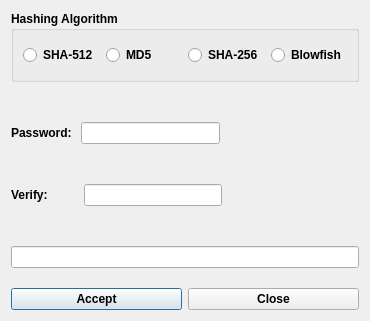
Old version of the form ui/HashingAlgorithm.ui in the repository xen0vas/UserManager.
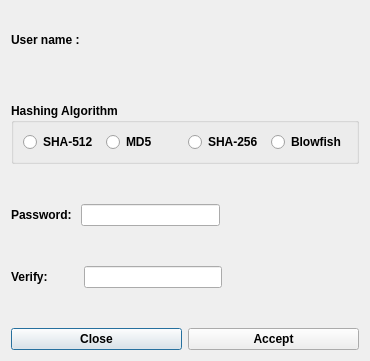
New version of the form. Icons and pictures are not drawn.

Commit message: HashingAlgorithm form userlabel insertion

The edit to the form file:
```diff
--- a/ui/HashingAlgorithm.ui
+++ b/ui/HashingAlgorithm.ui
@@ -7,7 +7,7 @@
     <x>0</x>
     <y>0</y>
     <width>366</width>
-    <height>321</height>
+    <height>361</height>
    </rect>
   </property>
   <property name="font">
@@ -20,6 +20,65 @@
    <string>Setup Password</string>
   </property>
   <layout class="QVBoxLayout" name="verticalLayout">
+   <item>
+    <layout class="QHBoxLayout" name="horizontalLayout_5">
+     <item>
+      <widget class="QLabel" name="UserLabel">
+       <property name="maximumSize">
+        <size>
+         <width>91</width>
+         <height>16777215</height>
+        </size>
+       </property>
+       <property name="text">
+        <string>User name :</string>
+       </property>
+      </widget>
+     </item>
+     <item>
+      <widget class="QLabel" name="UserNameLabel">
+       <property name="maximumSize">
+        <size>
+         <width>151</width>
+         <height>16777215</height>
+        </size>
+       </property>
+       <property name="text">
+        <string/>
+       </property>
+      </widget>
+     </item>
+     <item>
+      <spacer name="horizontalSpacer_3">
+       <property name="orientation">
+        <enum>Qt::Horizontal</enum>
+       </property>
+       <property name="sizeHint" stdset="0">
+        <size>
+         <width>40</width>
+         <height>20</height>
+        </size>
+       </property>
+      </spacer>
+     </item>
+    </layout>
+   </item>
+   <item>
+    <spacer name="verticalSpacer_13">
+     <property name="orientation">
+      <enum>Qt::Vertical</enum>
+     </property>
+     <property name="sizeType">
+      <enum>QSizePolicy::Preferred</enum>
+     </property>
+     <property name="sizeHint" stdset="0">
+      <size>
+       <width>345</width>
+       <height>28</height>
+      </size>
+     </property>
+    </spacer>
+   </item>
    <item>
     <widget class="QGroupBox" name="groupBox">
      <property name="title">
@@ -163,38 +222,8 @@
      </property>
     </spacer>
    </item>
-   <item>
-    <widget class="QLineEdit" name="usrEdit"/>
-   </item>
-   <item>
-    <spacer name="verticalSpacer_13">
-     <property name="orientation">
-      <enum>Qt::Vertical</enum>
-     </property>
-     <property name="sizeType">
-      <enum>QSizePolicy::Preferred</enum>
-     </property>
-     <property name="sizeHint" stdset="0">
-      <size>
-       <width>285</width>
-       <height>14</height>
-      </size>
-     </property>
-    </spacer>
-   </item>
    <item>
     <layout class="QHBoxLayout" name="horizontalLayout">
-     <item>
-      <widget class="QPushButton" name="Save">
-       <property name="text">
-        <string>Accept</string>
-       </property>
-       <property name="icon">
-        <iconset resource="../resources/images.qrc">
-         <normaloff>:/new/prefix1/images/ok.png</normaloff>:/new/prefix1/images/ok.png</iconset>
-       </property>
-      </widget>
-     </item>
      <item>
       <widget class="QPushButton" name="okBtn">
        <property name="text">
@@ -206,6 +235,17 @@
        </property>
       </widget>
      </item>
+     <item>
+      <widget class="QPushButton" name="Save">
+       <property name="text">
+        <string>Accept</string>
+       </property>
+       <property name="icon">
+        <iconset resource="../resources/images.qrc">
+         <normaloff>:/new/prefix1/images/ok.png</normaloff>:/new/prefix1/images/ok.png</iconset>
+       </property>
+      </widget>
+     </item>
     </layout>
    </item>
   </layout>
```
Left out of the diff: 5 changed lines with no effect on the pictures. The commit also changes 4 other files.
